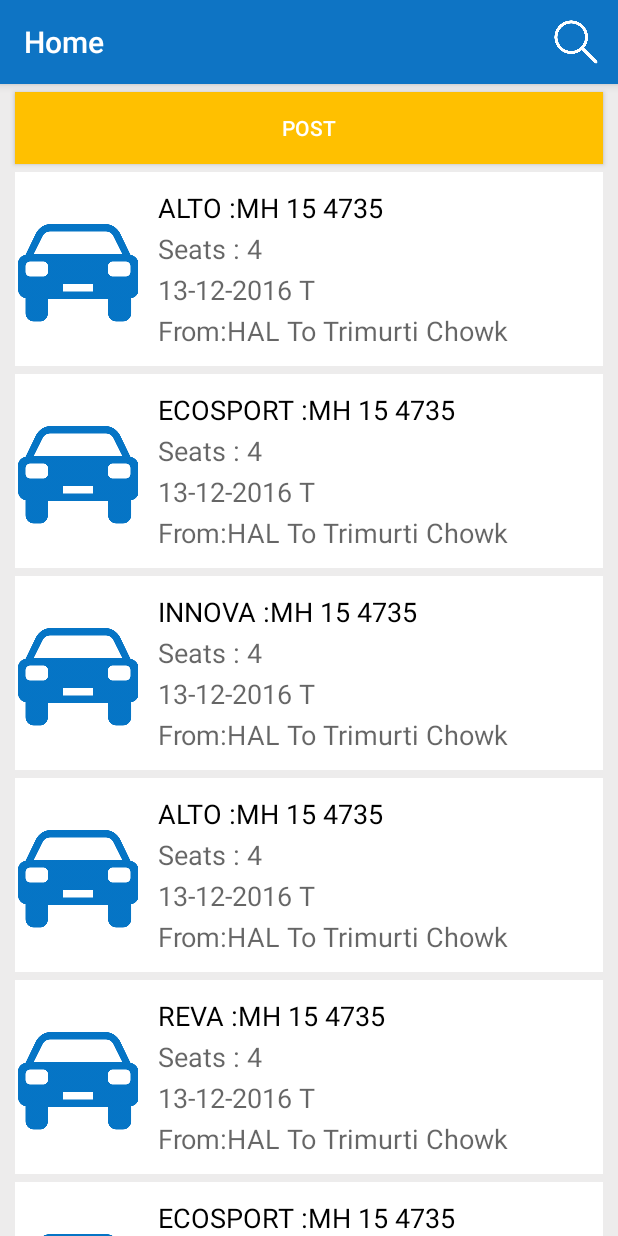
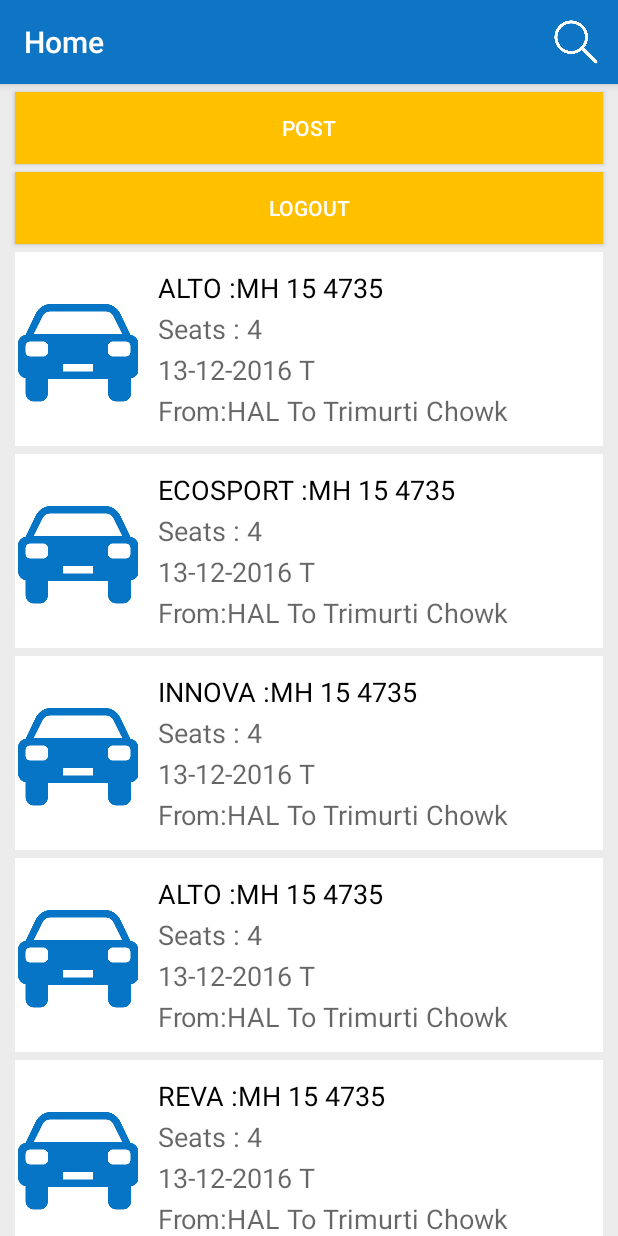
Before and after one commit to jprashant610/JPDK, an Android app: the screen it shows after launch once a user with an empty profile is signed in (HomeActivity), on a phone screen of 412 x 824 dp. Run offline under Robolectric (Android 15) with nearby library versions, the phone set to English and light mode, and no system bars; our stand-ins replace Firebase (no records; nobody signed in at launch, a user with empty details on screens opened directly).

Commit message:
Working signin signup logout

```diff
--- a/app/src/main/java/com/jp/carpool/HomeActivity.java
+++ b/app/src/main/java/com/jp/carpool/HomeActivity.java
@@ -1,26 +1,39 @@
 package com.jp.carpool;
 
 import android.content.Intent;
+import android.support.annotation.NonNull;
 import android.support.v4.view.MenuItemCompat;
 import android.support.v7.app.AppCompatActivity;
 import android.os.Bundle;
 import android.support.v7.widget.SearchView;
+import android.util.Log;
 import android.view.Menu;
 import android.view.MenuItem;
 import android.view.View;
 import android.widget.Button;
+import android.widget.EditText;
 import android.widget.LinearLayout;
+import android.widget.Toast;
+
+import com.google.firebase.auth.FirebaseAuth;
+import com.google.firebase.auth.FirebaseUser;
 
 public class HomeActivity extends AppCompatActivity {
 
+
 LinearLayout post1,post2,post3,post4,post5,post6,post7,post8,post9,post10,post11,post12,post13;
+
     Button idPost;
+    Button idLogout;
+    private FirebaseAuth firebaseAuth;
 
     @Override
     protected void onCreate(Bundle savedInstanceState) {
         super.onCreate(savedInstanceState);
         setContentView(R.layout.activity_home);
         idPost= (Button) findViewById(R.id.idPost);
+        idLogout= (Button) findViewById(R.id.idLogout);
+        firebaseAuth = FirebaseAuth.getInstance();
         post1= (LinearLayout) findViewById(R.id.post1);
         post2= (LinearLayout) findViewById(R.id.post2);
         post3= (LinearLayout) findViewById(R.id.post3);
@@ -194,6 +207,28 @@ LinearLayout post1,post2,post3,post4,post5,post6,post7,post8,post9,post10,post11
         return super.onOptionsItemSelected(item);
     }
 
+    public void Logout(View V){
+
+        Toast.makeText(this,"loging out",Toast.LENGTH_LONG).show();
 
 
+        FirebaseAuth.AuthStateListener authListener = new FirebaseAuth.AuthStateListener() {
+            @Override
+            public void onAuthStateChanged(@NonNull FirebaseAuth firebaseAuth) {
+                FirebaseUser user = FirebaseAuth.getInstance().getCurrentUser();
+                if (user == null) {
+                    // user auth state is changed - user is null
+                    // launch login activity
+                    finish();
+                    //startActivity(new Intent(HomeActivity.this, LoginActivity.class));
+                    Intent intent = new Intent(getApplicationContext(), LoginActivity.class);
+                    intent.addFlags(Intent.FLAG_ACTIVITY_CLEAR_TASK|Intent.FLAG_ACTIVITY_NEW_TASK);
+                    startActivity(intent);
+                }
+            }
+        };
+        firebaseAuth.addAuthStateListener(authListener);
+        firebaseAuth.getInstance().signOut();
+    }
+
 }
--- a/app/src/main/res/layout/activity_home.xml
+++ b/app/src/main/res/layout/activity_home.xml
@@ -28,6 +28,19 @@ android:background="#edecec"
             android:background="@color/login_button"
             android:layout_width="match_parent"
             android:layout_height="match_parent" />
+
+        <Button
+            android:layout_marginTop="5dp"
+            android:layout_marginLeft="10dp"
+            android:layout_marginRight="10dp"
+            android:text="Logout"
+            android:id="@+id/idLogout"
+            android:textColor="#ffffff"
+            android:background="@color/login_button"
+            android:layout_width="match_parent"
+            android:layout_height="match_parent"
+            tools:onClick="logout"
+            android:onClick="Logout" />
 
 
         <LinearLayout xmlns:android="http://schemas.android.com/apk/res/android"
```
Also changed, not shown: app/src/main/java/com/jp/carpool/LoginActivity.java (+6 -1 lines), app/src/main/java/com/jp/carpool/SignupActivity.java (+19 -2 lines), app/src/main/res/layout/activity_signup.xml (+8 -3 lines), 1 other file.
